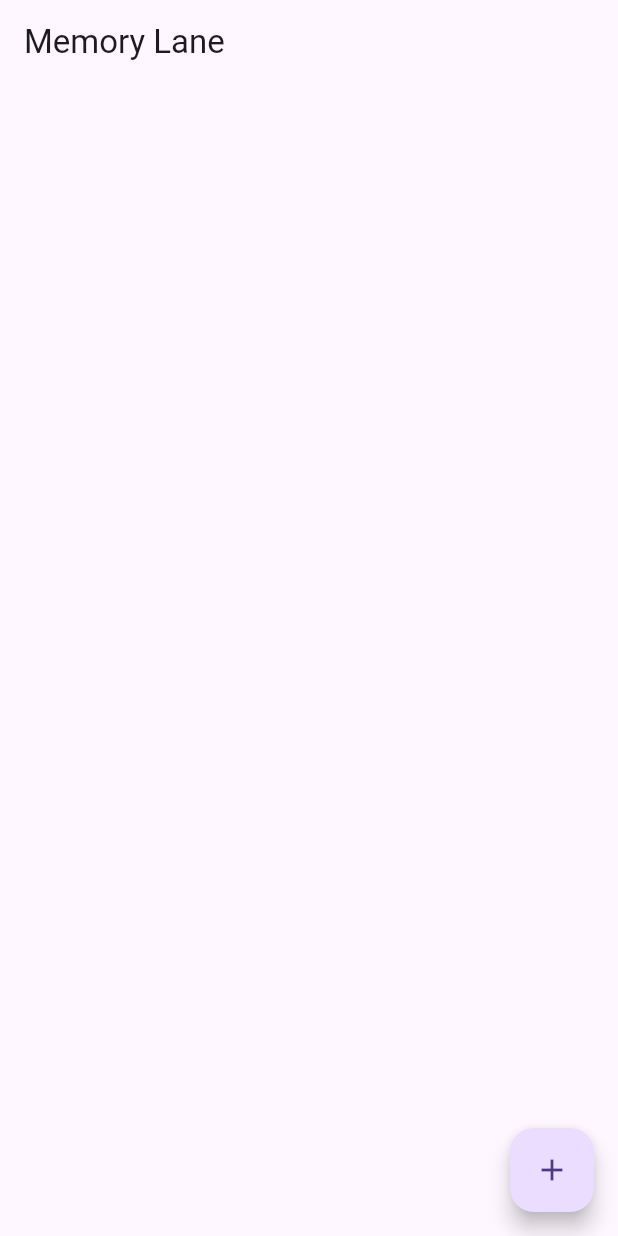
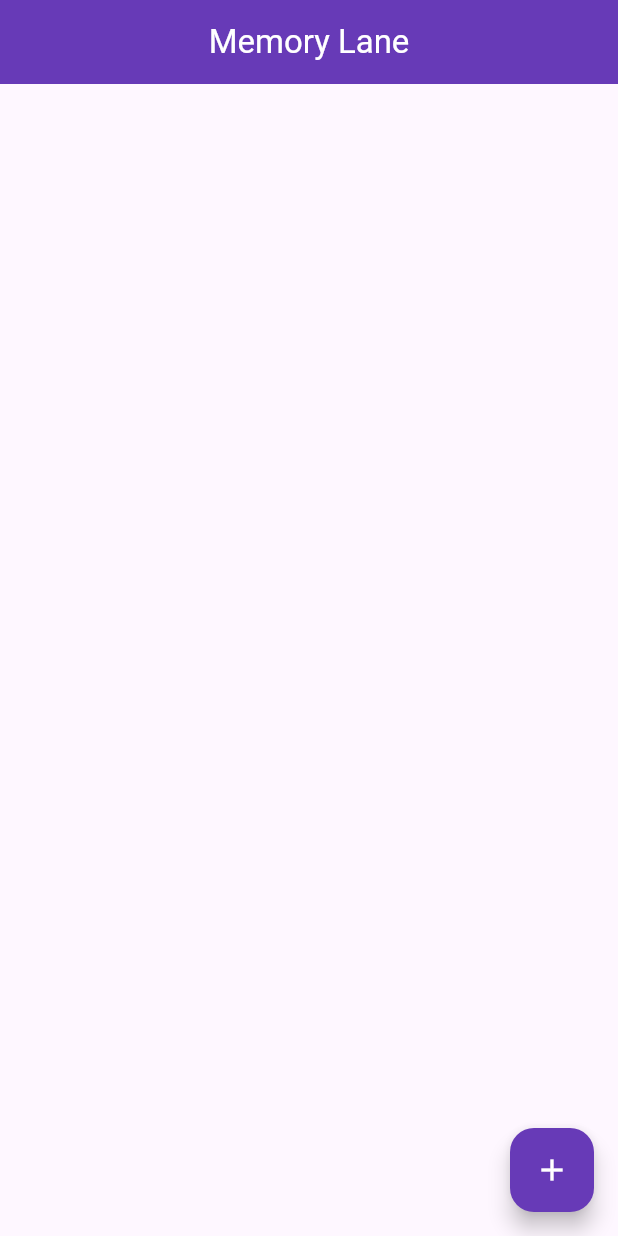
Before and after one commit to jadiel-bett/memory-lane, a Flutter app: the screen it shows after launch, on a phone screen of 412 x 824 dp. Run offline on Flutter 3.47's test engine with Material 3 defaults, Android fonts, the phone set to English and light mode, and no system bars.

Commit message:
Update UI color

```diff
--- a/lib/memory_lane_screen.dart
+++ b/lib/memory_lane_screen.dart
@@ -15,9 +15,17 @@ class MemoryLaneScreenState extends State<MemoryLaneScreen> {
 
   @override
   Widget build(BuildContext context) {
-    return Scaffold(
+    return SafeArea(
+      child: Scaffold(
         appBar: AppBar(
-        title: const Text('Memory Lane'),
+          centerTitle: true,
+          backgroundColor: Colors.deepPurple,
+          title: const Text(
+            'Memory Lane',
+            style: TextStyle(
+              color: Colors.white,
+            ),
+          ),
         ),
         body: ListView.builder(
           itemCount: memories.length,
@@ -33,6 +41,7 @@ class MemoryLaneScreenState extends State<MemoryLaneScreen> {
           },
         ),
         floatingActionButton: FloatingActionButton(
+          backgroundColor: Colors.deepPurple,
           onPressed: () {
             Navigator.push(
               context,
@@ -45,7 +54,11 @@ class MemoryLaneScreenState extends State<MemoryLaneScreen> {
               }
             });
           },
-        child: const Icon(Icons.add),
+          child: const Icon(
+            Icons.add,
+            color: Colors.white,
+          ),
+        ),
       ),
     );
   }
```
Lines whose indentation alone changed are shown as unchanged.
